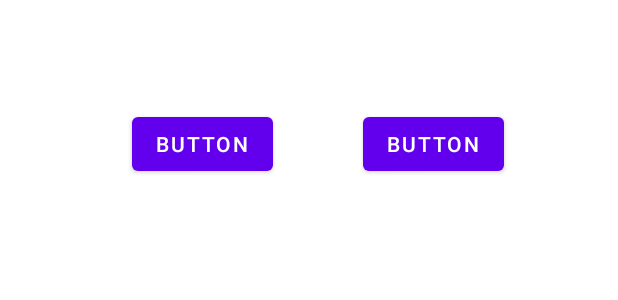
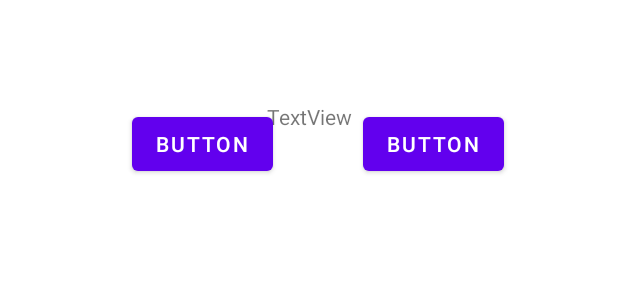
Before and after one commit to Grizfreak/PokemonQuizz, an Android app: the layout activity_main.xml on its own in the app's theme, with its tools: preview values and no code run, on a phone screen of 412 x 824 dp. Shown: the part 258-558 px from the top of the screen. Run offline under Robolectric (Android 15) with nearby library versions, the phone set to English and light mode, and no system bars.

Commit message:
All functionnal parts

```diff
--- a/app/src/main/res/layout/activity_main.xml
+++ b/app/src/main/res/layout/activity_main.xml
@@ -78,7 +78,7 @@
         app:layout_constraintHorizontal_bias="0.606"
         app:layout_constraintStart_toStartOf="parent"
         app:srcCompat="@android:drawable/stat_notify_sync"
-        tools:ignore="SpeakableTextPresentCheck" />
+        tools:ignore="SpeakableTextPresentCheck,ImageContrastCheck" />
 
     <ImageButton
         android:id="@+id/display"
@@ -91,6 +91,17 @@
         app:layout_constraintHorizontal_bias="0.369"
         app:layout_constraintStart_toStartOf="parent"
         app:srcCompat="@android:drawable/star_big_on"
-        tools:ignore="SpeakableTextPresentCheck" />
+        tools:ignore="SpeakableTextPresentCheck,ImageContrastCheck" />
+
+    <TextView
+        android:id="@+id/chrono"
+        android:layout_width="wrap_content"
+        android:layout_height="wrap_content"
+        android:text="TextView"
+        app:layout_constraintBottom_toBottomOf="parent"
+        app:layout_constraintEnd_toEndOf="parent"
+        app:layout_constraintStart_toStartOf="parent"
+        app:layout_constraintTop_toBottomOf="@+id/cardView"
+        app:layout_constraintVertical_bias="0.175" />
 
 </androidx.constraintlayout.widget.ConstraintLayout>
```
Also changed, not shown: app/src/main/java/com/example/tp_note/MainActivity.java (+70 -0 lines).
